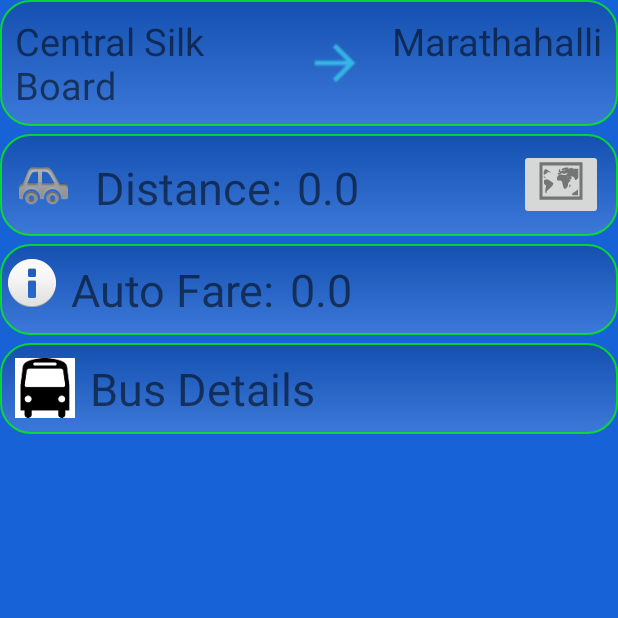
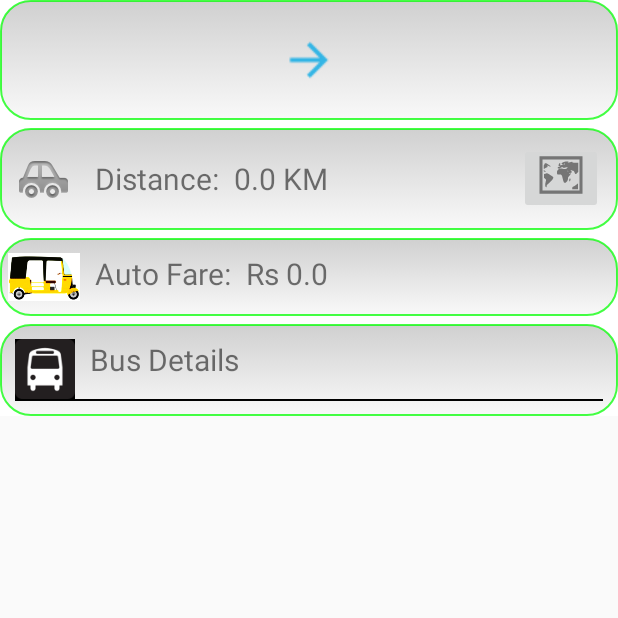
Before and after one commit to sudheendra/BangaloreTravelInfo, an Android app: the DetailsActivity screen opened directly, with no data from a screen before it, on a phone screen of 412 x 824 dp, the top half of it. Run offline under Robolectric (Android 15) with nearby library versions, the phone set to English and light mode, and no system bars; 1 statement that could not run was skipped.

Commit message:
More fixes on UI

```diff
--- a/BangaloreTravelInfo/src/main/java/com/examples/bangaloretravelinfo/AutoCompleteAdapter.java
+++ b/BangaloreTravelInfo/src/main/java/com/examples/bangaloretravelinfo/AutoCompleteAdapter.java
@@ -113,7 +113,6 @@ public class AutoCompleteAdapter extends ArrayAdapter<String> implements Filtera
         JSONParser jParser = new JSONParser();
         // getting JSON string from URL
         String url = "http://mybmtc.com" + "/busstopname/autocomplete/" + s;
-        Log.i("Bang Travel", "URL: " + url);
         String json = jParser.getStringFromUrl(url);
         try {
 
@@ -123,7 +122,6 @@ public class AutoCompleteAdapter extends ArrayAdapter<String> implements Filtera
                 for (int i = 0; i < stops.length; i++) {
                     String stopName = stops[i].split(":")[1].replaceAll("[\"\\}\\]]", "").trim();
                     stoplist.add(stopName);
-                    Log.i("bang Travel", "Stop Name: " + stopName);
                 }
             }
 
--- a/BangaloreTravelInfo/src/main/java/com/examples/bangaloretravelinfo/DetailsActivity.java
+++ b/BangaloreTravelInfo/src/main/java/com/examples/bangaloretravelinfo/DetailsActivity.java
@@ -25,6 +25,11 @@ public class DetailsActivity extends Activity {
 
     private TextView distText;
     private TextView autoFare;
+    private TextView fromText;
+    private TextView toText;
+
+    private String ToStop;
+    private String FromStop;
 
     private Float TotalDistance;
     private Double AutoFare;
@@ -39,6 +44,9 @@ public class DetailsActivity extends Activity {
     protected void onCreate(Bundle savedInstanceState) {
         super.onCreate(savedInstanceState);
         Intent intent = getIntent();
+
+        ToStop = intent.getStringExtra("ToStop");
+        FromStop = intent.getStringExtra("FromStop");
         TotalDistance = intent.getFloatExtra("TotalDistance", 0);
         AutoFare = intent.getDoubleExtra("AutoFare", 0);
         BusNumbers = intent.getStringArrayListExtra("BusNumbers");
@@ -50,14 +58,18 @@ public class DetailsActivity extends Activity {
         setContentView(R.layout.activity_details);
         distText = (TextView) findViewById(R.id.distance_info);
         autoFare = (TextView) findViewById(R.id.auto_fare);
+        fromText = (TextView) findViewById(R.id.from_detail_text);
+        toText = (TextView) findViewById(R.id.to_detail_text);
 
         LoadDetails();
     }
 
     private void  LoadDetails()
     {
-        distText.setText(TotalDistance.toString());
-        autoFare.setText(new Double(AutoFare).toString());
+        fromText.setText(FromStop);
+        toText.setText(ToStop);
+        distText.setText(TotalDistance.toString() + " KM");
+        autoFare.setText("Rs " + AutoFare.toString());
 
         for (int i = 0; i < BusNumbers.size(); i++) {
             AddBusDetails(BusNumbers.get(i), Distance.get(i), JourneyTime.get(i),
@@ -69,41 +81,47 @@ public class DetailsActivity extends Activity {
     {
         LinearLayout.LayoutParams linLayoutParam = new LinearLayout.LayoutParams(LinearLayout.LayoutParams.MATCH_PARENT,
                 LinearLayout.LayoutParams.WRAP_CONTENT);
-        LinearLayout ll = (LinearLayout) (findViewById(R.id.bmtc_details));
+        LinearLayout parent = (LinearLayout) (findViewById(R.id.bmtc_details));
+
+        LinearLayout ll = new LinearLayout(this);
+        ll.setOrientation(LinearLayout.VERTICAL);
+        ll.setBackgroundResource(R.drawable.line_layout);
 
         TextView BusNumber = new TextView(this);
-        BusNumber.setTextSize(TypedValue.COMPLEX_UNIT_DIP, 30);
+        BusNumber.setTextSize(TypedValue.COMPLEX_UNIT_DIP, 20);
         BusNumber.setPadding(10, 0, 0, 0);
         BusNumber.setText("Bus # : " + busnum);
 
         TextView Fare = new TextView(this);
-        Fare.setTextSize(TypedValue.COMPLEX_UNIT_DIP, 30);
+        Fare.setTextSize(TypedValue.COMPLEX_UNIT_DIP, 20);
         Fare.setPadding(10, 0, 0, 0);
-        Fare.setText("Fare : " + fare);
+        Fare.setText("Fare : " + "Rs " + fare);
 
         TextView JourneyTime = new TextView(this);
-        JourneyTime.setTextSize(TypedValue.COMPLEX_UNIT_DIP, 30);
+        JourneyTime.setTextSize(TypedValue.COMPLEX_UNIT_DIP, 20);
         JourneyTime.setPadding(10, 0, 0, 0);
         JourneyTime.setText("Journey Time : " + journeyTime);
 
         TextView Distance = new TextView(this);
-        Distance.setTextSize(TypedValue.COMPLEX_UNIT_DIP, 30);
+        Distance.setTextSize(TypedValue.COMPLEX_UNIT_DIP, 20);
         Distance.setPadding(10, 0, 0, 0);
-        Distance.setText("Distance : " + distance);
+        Distance.setText("Distance : " + distance + " KM");
 
-        TextView ServiceType = new TextView(this);
-        ServiceType.setTextSize(TypedValue.COMPLEX_UNIT_DIP, 30);
+        View line = new View(this);
+        line.setBackgroundResource(R.drawable.line_layout);
+
+        /*TextView ServiceType = new TextView(this);
+        ServiceType.setTextSize(TypedValue.COMPLEX_UNIT_DIP, 20);
         ServiceType.setPadding(10, 0, 0, 0);
-        ServiceType.setText("Service : " + ServiceType);
+        ServiceType.setText("Service : " + ServiceType);*/
 
         ll.addView(BusNumber, 0);
         ll.addView(Fare, 1);
         ll.addView(JourneyTime, 2);
         ll.addView(Distance, 3);
-        ll.addView(ServiceType, 4);
+        // ll.addView(ServiceType, 4);
 
-        //LinearLayout parent = (LinearLayout) (findViewById(R.layout.activity_details));
-        //parent.addView(ll, linLayoutParam);
+        parent.addView(ll, linLayoutParam);
     }
 
     @Override
@@ -126,20 +144,4 @@ public class DetailsActivity extends Activity {
         return super.onOptionsItemSelected(item);
     }
 
-    /**
-     * A placeholder fragment containing a simple view.
-     */
-    public static class PlaceholderFragment extends Fragment {
-
-        public PlaceholderFragment() {
-        }
-
-        @Override
-        public View onCreateView(LayoutInflater inflater, ViewGroup container,
-                Bundle savedInstanceState) {
-            View rootView = inflater.inflate(R.layout.fragment_details, container, false);
-            return rootView;
-        }
-    }
-
 }
--- /dev/null
+++ b/BangaloreTravelInfo/src/main/res/drawable/line_layout.xml
@@ -0,0 +1,15 @@
+<?xml version="1.0" encoding="utf-8"?>
+<selector xmlns:android="http://schemas.android.com/apk/res/android"
+    android:shape="line" >
+
+    <item android:state_focused="false">
+        <shape >
+            <stroke
+                android:width="1dp"
+                android:color="#bb000600" />
+            <corners
+                android:radius="00dp" />
+
+        </shape>
+    </item>
+</selector>
--- a/BangaloreTravelInfo/src/main/res/layout/activity_details.xml
+++ b/BangaloreTravelInfo/src/main/res/layout/activity_details.xml
@@ -1,9 +1,12 @@
 <?xml version="1.0" encoding="utf-8"?>
 
-<LinearLayout xmlns:android="http://schemas.android.com/apk/res/android"
+<ScrollView xmlns:android="http://schemas.android.com/apk/res/android"
+    android:layout_width="fill_parent"
+    android:layout_height="fill_parent">
+<LinearLayout
     android:orientation="vertical" android:layout_width="match_parent"
     android:layout_height="match_parent"
-    android:background="#1862d8">
+    android:background="#FFFFFF">
 
     <LinearLayout
         android:layout_width="match_parent"
@@ -11,22 +14,20 @@
         android:background="@drawable/linear_lyt_background">
         <TextView
             android:layout_width="wrap_content"
-            android:layout_weight="0.3"
             android:layout_height="match_parent"
             android:id="@+id/from_detail_text"
-            android:text="Central Silk Board"
-            android:textSize="25dp"/>
+            android:layout_weight="0.3"
+            android:textSize="20dp"/>
         <ImageView
             android:layout_width="100dp"
             android:layout_height="match_parent"
-            android:layout_weight="0.3"
             android:src="@drawable/navigation_forward"/>
         <TextView
             android:layout_width="wrap_content"
             android:layout_height="match_parent"
             android:id="@+id/to_detail_text"
-            android:text="Marathahalli"
-            android:textSize="25dp"/>
+            android:layout_weight="0.3"
+            android:textSize="20dp"/>
     </LinearLayout>
     <View
         android:layout_width="match_parent"
@@ -41,20 +42,20 @@
         <ImageView
             android:layout_width="wrap_content"
             android:layout_height="wrap_content"
-            android:src="@drawable/ic_menu_car"/>
+            android:src="@drawable/ic_menu_car" />
         <TextView
             android:paddingLeft="10dp"
-            android:paddingTop="5dp"
+            android:paddingTop="10dp"
             android:layout_width="wrap_content"
             android:layout_height="wrap_content"
-            android:textSize="30dp"
+            android:textSize="20dp"
             android:text="Distance:"/>
 
         <TextView
             android:layout_width="wrap_content"
             android:layout_height="wrap_content"
             android:paddingLeft="10dp"
-            android:textSize="30dp"
+            android:textSize="20dp"
             android:layout_weight="1"
             android:id="@+id/distance_info"/>
         <ImageButton
@@ -78,19 +79,19 @@
         <ImageView
             android:layout_width="wrap_content"
             android:layout_height="wrap_content"
-            android:src="@android:drawable/ic_dialog_info"/>
+            android:src="@drawable/ic_auto_icon"/>
         <TextView
             android:paddingLeft="10dp"
             android:layout_width="wrap_content"
             android:layout_height="wrap_content"
-            android:textSize="30dp"
+            android:textSize="20dp"
             android:text="Auto Fare:"/>
 
         <TextView
             android:layout_width="wrap_content"
             android:layout_height="wrap_content"
             android:paddingLeft="10dp"
-            android:textSize="30dp"
+            android:textSize="20dp"
             android:layout_weight="1"
             android:id="@+id/auto_fare"/>
     </LinearLayout>
@@ -101,18 +102,34 @@
     <LinearLayout
         android:layout_width="match_parent"
         android:layout_height="wrap_content"
-        android:background="@drawable/linear_lyt_background"
-        android:id="@+id/bmtc_details">
+        android:orientation="vertical"
+        android:background="@drawable/linear_lyt_background">
+        <LinearLayout
+            android:layout_width="match_parent"
+            android:layout_height="wrap_content"
+            android:orientation="horizontal">
         <ImageView
             android:layout_width="40dp"
             android:layout_height="40dp"
-            android:src="@drawable/ic_icon_bus_grey"/>
+            android:src="@drawable/ic_bus_icon_1"/>
         <TextView
             android:paddingLeft="10dp"
             android:layout_width="match_parent"
             android:layout_height="wrap_content"
-            android:textSize="30dp"
+            android:textSize="20dp"
             android:text="Bus Details"/>
+        </LinearLayout>
+        <View android:layout_width="match_parent"
+            android:layout_height="1dp"
+            android:background="#000000" />
+        <LinearLayout
+            android:layout_width="match_parent"
+            android:layout_height="wrap_content"
+            android:id="@+id/bmtc_details"
+            android:orientation="vertical">
+        </LinearLayout>
     </LinearLayout>
 
+
 </LinearLayout>
+</ScrollView>
--- a/BangaloreTravelInfo/src/main/res/menu/main.xml
+++ b/BangaloreTravelInfo/src/main/res/menu/main.xml
@@ -1,7 +1,7 @@
 <menu xmlns:android="http://schemas.android.com/apk/res/android"
     xmlns:app="http://schemas.android.com/apk/res-auto"
     xmlns:tools="http://schemas.android.com/tools"
-    tools:context=".MainActivity" >
+    tools:context=".MainActivity">
 
     <item android:id="@+id/action_settings"
         android:title="@string/action_settings"
```
Also changed, not shown: BangaloreTravelInfo/src/main/java/com/examples/bangaloretravelinfo/MainActivity.java (+41 -33 lines), BangaloreTravelInfo/src/main/res/layout/activity_main.xml (+20 -5 lines), BangaloreTravelInfo/src/main/res/drawable-hdpi/ic_auto_icon.png (added), BangaloreTravelInfo/src/main/res/drawable-hdpi/ic_auto_icon_1.png (added), BangaloreTravelInfo/src/main/res/drawable-hdpi/ic_bus_icon.png (added), BangaloreTravelInfo/src/main/res/drawable-hdpi/ic_bus_icon_1.png (added), 1 other file.
